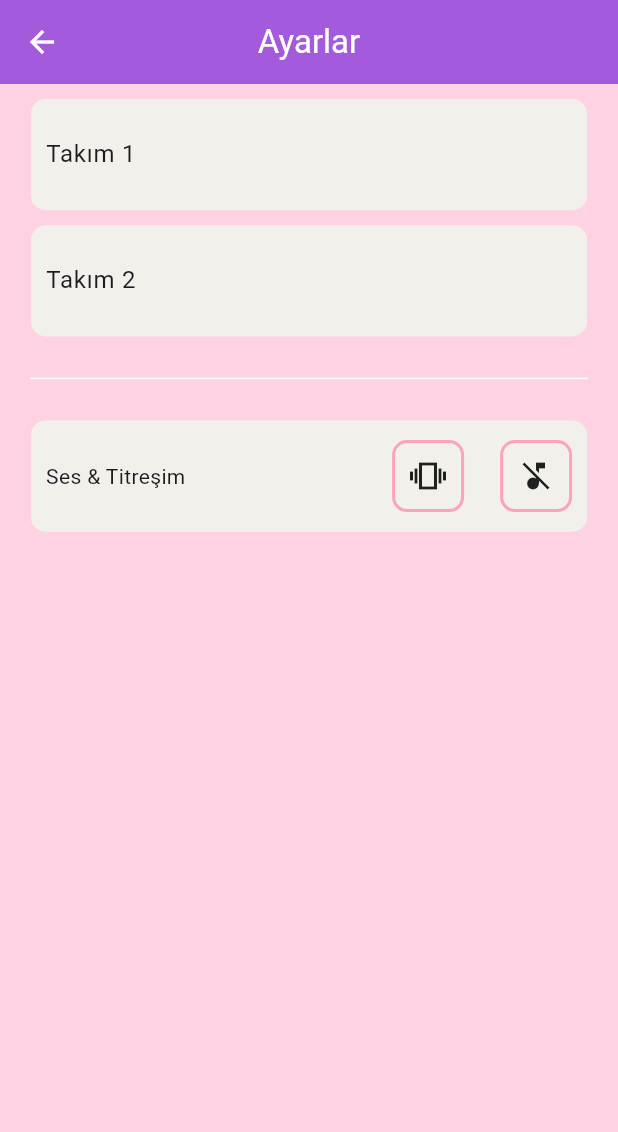
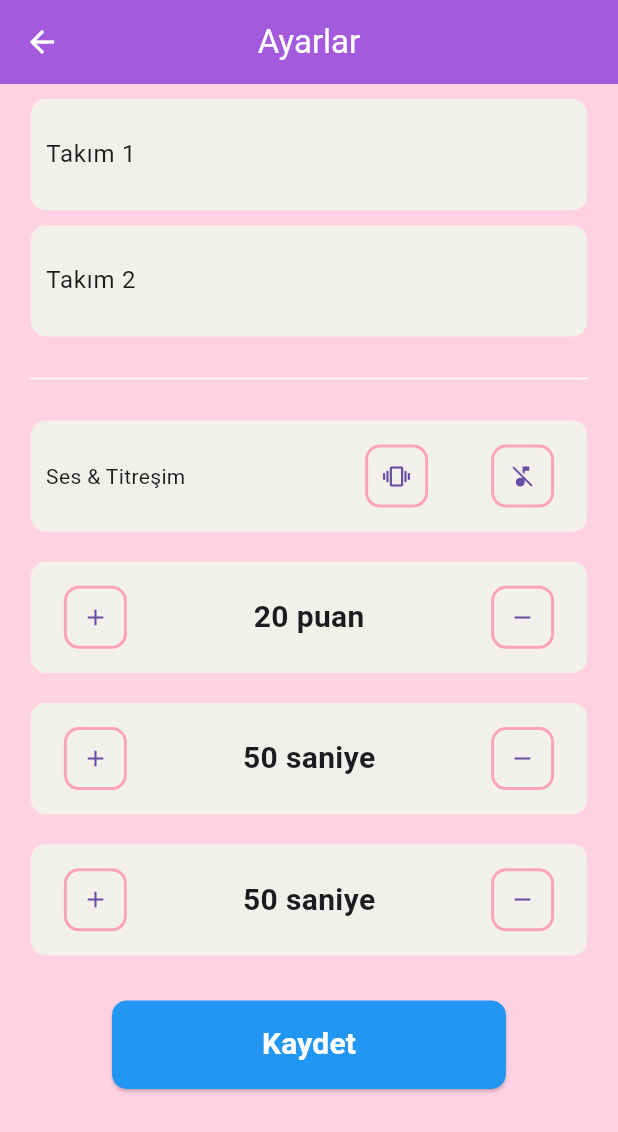
Before and after one commit to ensarsnr/Flutter-Game, a Flutter app: the SettingsView screen opened directly, on a phone screen of 412 x 824 dp. Shown: the top 1132 px of the screen. Run offline on Flutter 3.47's test engine with Material 3 defaults, Android fonts, the phone set to English and light mode, and no system bars.

Commit message:
Completed settings design

```diff
--- a/lib/feature/view/settings.dart
+++ b/lib/feature/view/settings.dart
@@ -1,9 +1,22 @@
+import 'dart:math';
+
 import 'package:flutter/material.dart';
-import 'package:flutter_game/constants/app_color.dart';
+import 'package:flutter_game/product/widgets/buttons/settings_buttons.dart';
 import 'package:flutter_game/product/widgets/container/settings_container.dart';
 
-class SettingsView extends StatelessWidget {
+class SettingsView extends StatefulWidget {
   const SettingsView({super.key});
+
+  @override
+  State<SettingsView> createState() => _SettingsViewState();
+}
+
+class _SettingsViewState extends State<SettingsView> {
+  Color musicOff = Colors.black.withOpacity(0);
+  Color vibOff = Colors.black.withOpacity(0);
+
+  bool isVib = true;
+  bool isMusic = true;
 
   @override
   Widget build(BuildContext context) {
@@ -11,11 +24,12 @@ class SettingsView extends StatelessWidget {
     double screenHeight = MediaQuery.of(context).size.height;
 
     return Scaffold(
+      resizeToAvoidBottomInset: false,
       backgroundColor: Color(0xffbFFD1E3),
       appBar: AppBar(
         foregroundColor: Colors.white,
         centerTitle: true,
-        title: Text(
+        title: const Text(
           "Ayarlar",
           style: TextStyle(color: Colors.white),
         ),
@@ -68,30 +82,33 @@ class SettingsView extends StatelessWidget {
                 children: [
                   const Text("Ses & Titreşim"),
                   SizedBox(
-                    width: 120,
+                    width: 150,
                     child: Row(
                       mainAxisAlignment: MainAxisAlignment.spaceBetween,
                       children: [
-                        Container(
-                          padding: const EdgeInsets.all(10),
-                          decoration: BoxDecoration(
-                              border: Border.all(
-                                  color:
-                                      const Color.fromARGB(255, 252, 162, 192),
-                                  width: 2),
-                              borderRadius: BorderRadius.circular(10)),
-                          child: const Icon(Icons.vibration_sharp),
+                        SettingButton(
+                          child: Icon(Icons.vibration),
+                          color: vibOff,
+                          onPressed: () {
+                            setState(() {
+                              vibOff = isVib
+                                  ? const Color.fromARGB(255, 252, 162, 192)
+                                  : Colors.black.withOpacity(0);
+                              isVib = !isVib;
+                            });
+                          },
                         ),
-                        Container(
-                          padding: const EdgeInsets.all(10),
-                          decoration: BoxDecoration(
-                              border: Border.all(
-                                  color:
-                                      const Color.fromARGB(255, 252, 162, 192),
-                                  width: 2),
-                              borderRadius: BorderRadius.circular(10)),
-                          child: const Icon(Icons.music_off),
-                        ),
+                        SettingButton(
+                            child: Icon(Icons.music_off),
+                            onPressed: () {
+                              setState(() {
+                                musicOff = isMusic
+                                    ? const Color.fromARGB(255, 252, 162, 192)
+                                    : Colors.black.withOpacity(0);
+                                isMusic = !isMusic;
+                              });
+                            },
+                            color: musicOff)
                       ],
                     ),
                   ),
@@ -99,6 +116,105 @@ class SettingsView extends StatelessWidget {
               ),
             ),
           ),
+          const SizedBox(height: 20),
+          SettingsContainer(
+            screenHeight: screenHeight,
+            screenWidth: screenWidth,
+            child: Container(
+              padding: EdgeInsets.only(left: 10, right: 10),
+              child: Row(
+                mainAxisAlignment: MainAxisAlignment.spaceBetween,
+                children: [
+                  SettingButton(
+                    child: Icon(Icons.add),
+                    onPressed: () {},
+                    color: Colors.black.withOpacity(0),
+                  ),
+                  Text(
+                    "20 puan",
+                    style: TextStyle(fontWeight: FontWeight.bold, fontSize: 20),
+                  ),
+                  SettingButton(
+                    child: Icon(Icons.remove),
+                    onPressed: () {},
+                    color: Colors.black.withOpacity(0),
+                  ),
+                ],
+              ),
+            ),
+          ),
+          SizedBox(height: 20),
+          SettingsContainer(
+            screenHeight: screenHeight,
+            screenWidth: screenWidth,
+            child: Container(
+              padding: EdgeInsets.only(left: 10, right: 10),
+              child: Row(
+                mainAxisAlignment: MainAxisAlignment.spaceBetween,
+                children: [
+                  SettingButton(
+                    child: Icon(Icons.add),
+                    onPressed: () {},
+                    color: Colors.black.withOpacity(0),
+                  ),
+                  Text(
+                    "50 saniye",
+                    style: TextStyle(fontWeight: FontWeight.bold, fontSize: 20),
+                  ),
+                  SettingButton(
+                    child: Icon(Icons.remove),
+                    onPressed: () {},
+                    color: Colors.black.withOpacity(0),
+                  ),
+                ],
+              ),
+            ),
+          ),
+          SizedBox(height: 20),
+          SettingsContainer(
+            screenHeight: screenHeight,
+            screenWidth: screenWidth,
+            child: Container(
+              padding: EdgeInsets.only(left: 10, right: 10),
+              child: Row(
+                mainAxisAlignment: MainAxisAlignment.spaceBetween,
+                children: [
+                  SettingButton(
+                    child: Icon(Icons.add),
+                    onPressed: () {},
+                    color: Colors.black.withOpacity(0),
+                  ),
+                  Text(
+                    "50 saniye",
+                    style: TextStyle(fontWeight: FontWeight.bold, fontSize: 20),
+                  ),
+                  SettingButton(
+                    child: Icon(Icons.remove),
+                    onPressed: () {},
+                    color: Colors.black.withOpacity(0),
+                  ),
+                ],
+              ),
+            ),
+          ),
+          SizedBox(height: 30),
+          ElevatedButton(
+            child: Text(
+              'Kaydet',
+              style: TextStyle(
+                  fontWeight: FontWeight.bold,
+                  color: Colors.white,
+                  fontSize: 20),
+            ),
+            style: ElevatedButton.styleFrom(
+              padding:
+                  EdgeInsets.only(left: 100, right: 100, top: 15, bottom: 15),
+              primary: Colors.blue,
+              shape: RoundedRectangleBorder(
+                  borderRadius: BorderRadius.all(Radius.circular(10))),
+            ),
+            onPressed: () {},
+          ),
         ],
       ),
     );
```
